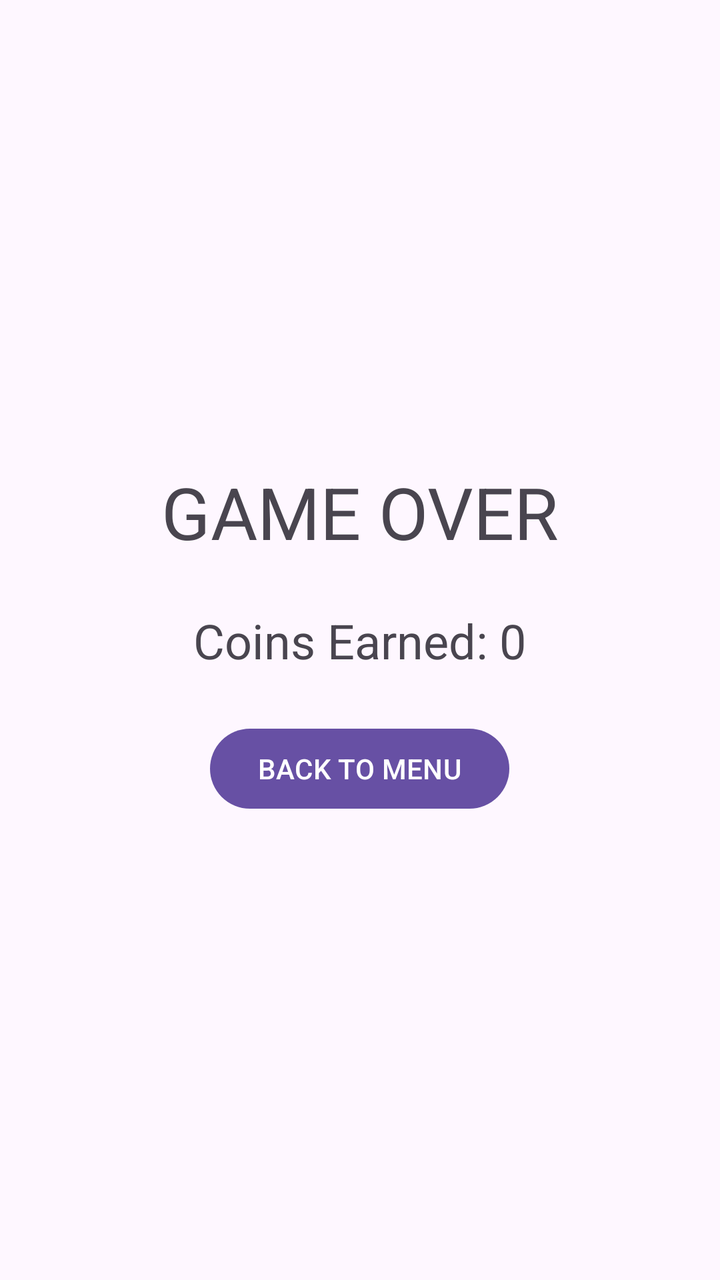
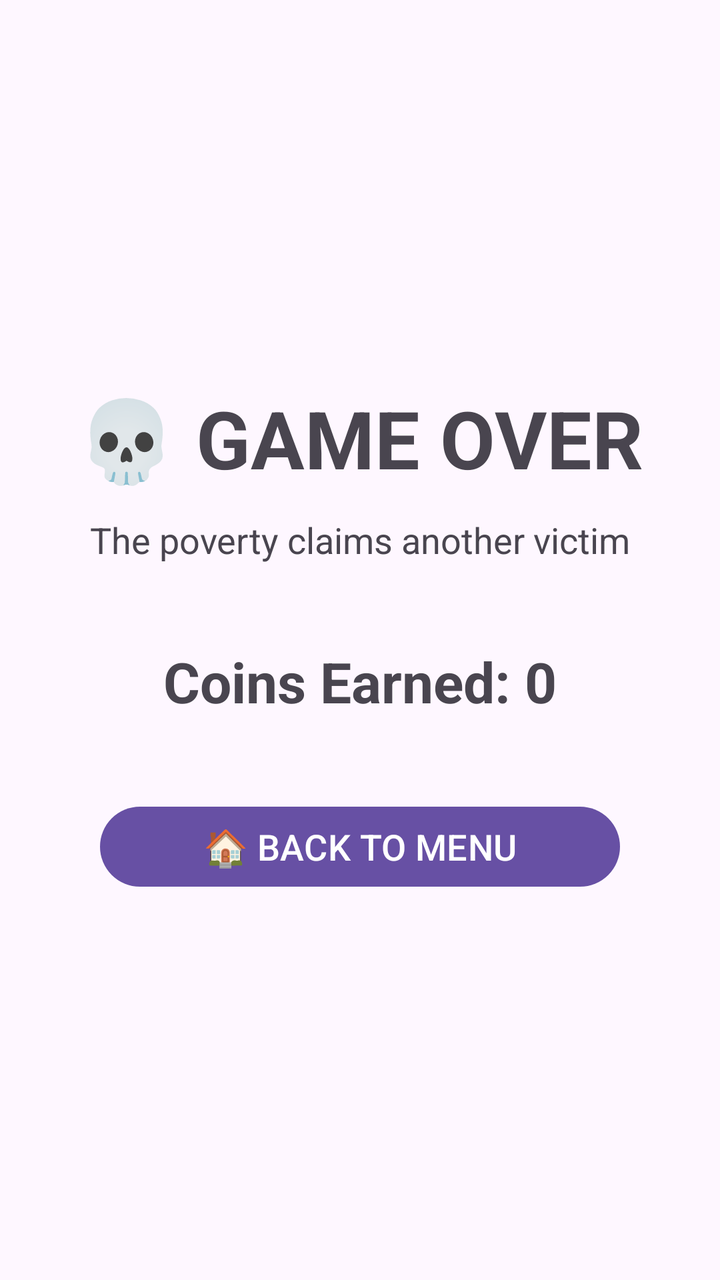

Before-and-after screenshots of an Android layout around one commit, followed by the original layout XML and the change that was made.
<!-- AndroidManifest.xml: application theme Theme.OstaniBeden -->
<!-- res/layout/activity_game_over.xml -->
<?xml version="1.0" encoding="utf-8"?>
<LinearLayout
    xmlns:android="http://schemas.android.com/apk/res/android"
    android:layout_width="match_parent"
    android:layout_height="match_parent"
    android:gravity="center"
    android:orientation="vertical"
    android:padding="24dp">

    <TextView
        android:id="@+id/tvGameOver"
        android:layout_width="wrap_content"
        android:layout_height="wrap_content"
        android:text="GAME OVER"
        android:textSize="36sp"/>

    <TextView
        android:id="@+id/tvFinalCoins"
        android:layout_width="wrap_content"
        android:layout_height="wrap_content"
        android:text="Coins Earned: 0"
        android:textSize="24sp"
        android:layout_marginTop="24dp"/>

    <Button
        android:id="@+id/btnBackToMenu"
        android:layout_width="wrap_content"
        android:layout_height="wrap_content"
        android:text="BACK TO MENU"
        android:layout_marginTop="24dp"/>

</LinearLayout>
<!-- resources referenced by this layout -->
<resources>
  <style name="Theme.OstaniBeden" parent="Base.Theme.OstaniBeden" />
  <style name="Base.Theme.OstaniBeden" parent="Theme.Material3.DayNight.NoActionBar">
          
          
      </style>
</resources>

<!-- the commit's change to res/layout/activity_game_over.xml (unified diff, before → after) -->
@@ -5,28 +5,39 @@
     android:layout_height="match_parent"
     android:gravity="center"
     android:orientation="vertical"
-    android:padding="24dp">
+    android:padding="32dp">
 
     <TextView
         android:id="@+id/tvGameOver"
         android:layout_width="wrap_content"
         android:layout_height="wrap_content"
-        android:text="GAME OVER"
-        android:textSize="36sp"/>
+        android:text="💀 GAME OVER"
+        android:textSize="40sp"
+        android:textStyle="bold"/>
+
+    <TextView
+        android:id="@+id/tvGameOverSubtitle"
+        android:layout_width="wrap_content"
+        android:layout_height="wrap_content"
+        android:text="The poverty claims another victim"
+        android:textSize="18sp"
+        android:layout_marginTop="12dp"/>
 
     <TextView
         android:id="@+id/tvFinalCoins"
         android:layout_width="wrap_content"
         android:layout_height="wrap_content"
         android:text="Coins Earned: 0"
-        android:textSize="24sp"
-        android:layout_marginTop="24dp"/>
+        android:textSize="28sp"
+        android:textStyle="bold"
+        android:layout_marginTop="40dp"/>
 
     <Button
         android:id="@+id/btnBackToMenu"
-        android:layout_width="wrap_content"
+        android:layout_width="260dp"
         android:layout_height="wrap_content"
-        android:text="BACK TO MENU"
-        android:layout_marginTop="24dp"/>
+        android:text="🏠 BACK TO MENU"
+        android:textSize="18sp"
+        android:layout_marginTop="40dp"/>
 
 </LinearLayout>
